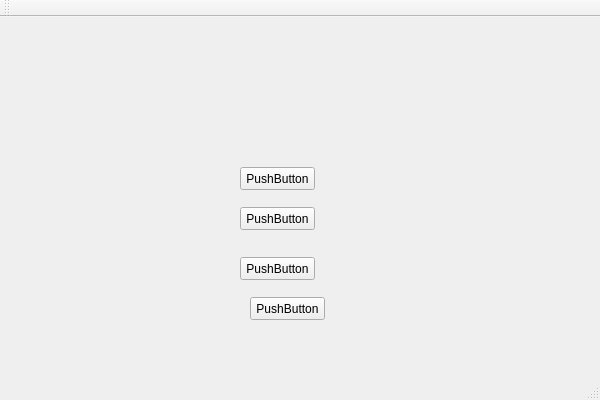
Qt form QTForm/QTForm.ui (2YeongHoon/QTFrom) before a commit.
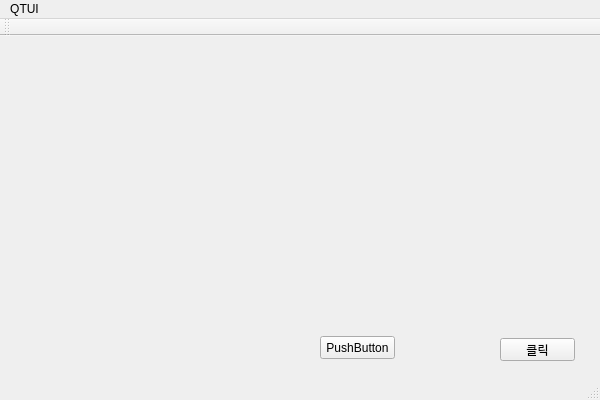
The same form after that commit.

Patch:
```diff
--- a/QTForm/QTForm.ui
+++ b/QTForm/QTForm.ui
@@ -17,47 +17,21 @@
    <widget class="QPushButton" name="pushButton">
     <property name="geometry">
      <rect>
-      <x>240</x>
-      <y>150</y>
+      <x>500</x>
+      <y>302</y>
       <width>75</width>
       <height>23</height>
      </rect>
     </property>
     <property name="text">
-     <string>PushButton</string>
+     <string>클릭</string>
     </property>
    </widget>
    <widget class="QPushButton" name="pushButton_2">
     <property name="geometry">
      <rect>
-      <x>240</x>
-      <y>190</y>
-      <width>75</width>
-      <height>23</height>
-     </rect>
-    </property>
-    <property name="text">
-     <string>PushButton</string>
-    </property>
-   </widget>
-   <widget class="QPushButton" name="pushButton_3">
-    <property name="geometry">
-     <rect>
-      <x>240</x>
-      <y>240</y>
-      <width>75</width>
-      <height>23</height>
-     </rect>
-    </property>
-    <property name="text">
-     <string>PushButton</string>
-    </property>
-   </widget>
-   <widget class="QPushButton" name="pushButton_4">
-    <property name="geometry">
-     <rect>
-      <x>250</x>
-      <y>280</y>
+      <x>320</x>
+      <y>300</y>
       <width>75</width>
       <height>23</height>
      </rect>
@@ -76,6 +50,12 @@
      <height>21</height>
     </rect>
    </property>
+   <widget class="QMenu" name="menuQTUI">
+    <property name="title">
+     <string>QTUI</string>
+    </property>
+   </widget>
+   <addaction name="menuQTUI"/>
   </widget>
   <widget class="QToolBar" name="mainToolBar">
    <attribute name="toolBarArea">
```
Left out of the diff: 35 changed lines with no effect on the pictures.
